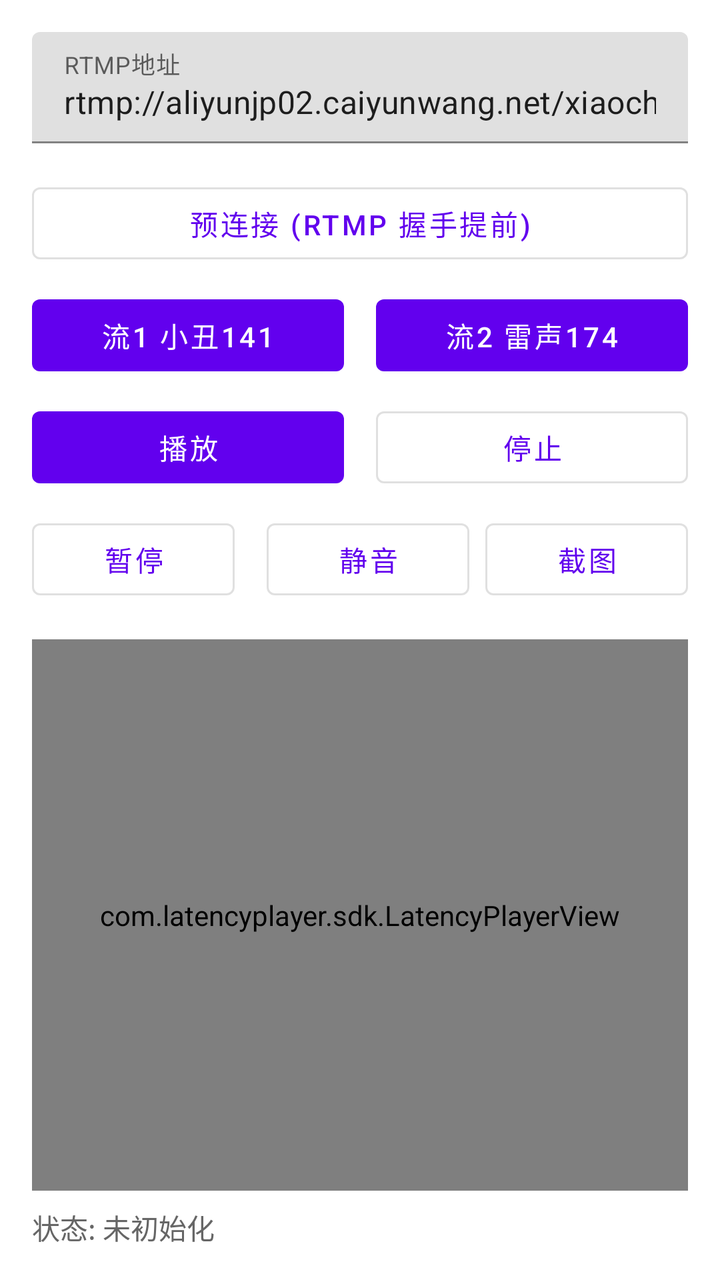
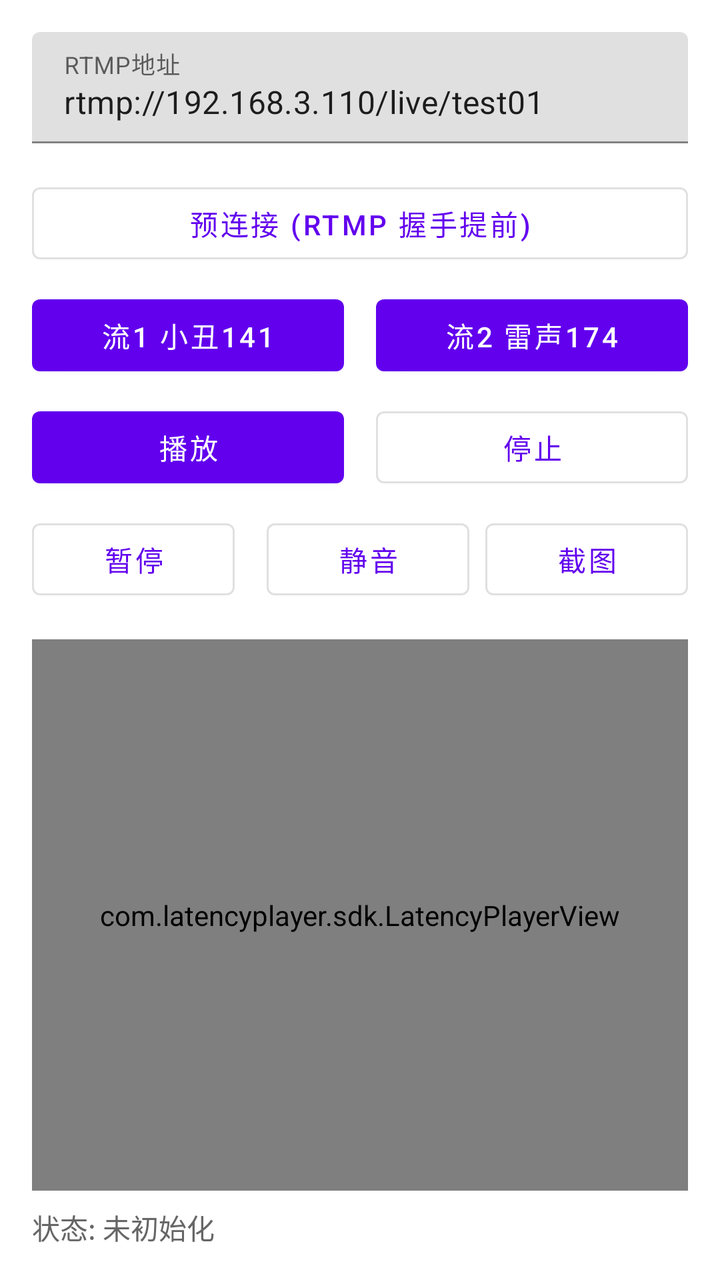

Compare the two renders of this Android layout. The source of the first and the diff that turns it into the second are given below.
<!-- AndroidManifest.xml: application theme Theme.MaterialComponents.Light.NoActionBar -->
<!-- res/layout/activity_main.xml -->
<?xml version="1.0" encoding="utf-8"?>
<LinearLayout xmlns:android="http://schemas.android.com/apk/res/android"
    android:layout_width="match_parent"
    android:layout_height="match_parent"
    android:orientation="vertical"
    android:padding="16dp">

    
    <com.google.android.material.textfield.TextInputLayout
        android:layout_width="match_parent"
        android:layout_height="wrap_content"
        android:hint="RTMP地址">

        <com.google.android.material.textfield.TextInputEditText
            android:id="@+id/et_url"
            android:layout_width="match_parent"
            android:layout_height="wrap_content"
            android:text="rtmp://aliyunjp02.caiyunwang.net/xiaochou/141?auth_key=1782553361-0-0-a1c430ba36349758563f81bb0a126ce5"
            android:inputType="textUri"
            android:singleLine="true" />

    </com.google.android.material.textfield.TextInputLayout>

    <View
        android:layout_width="match_parent"
        android:layout_height="16dp" />

    
    <com.google.android.material.button.MaterialButton
        android:id="@+id/btn_preconnect"
        android:layout_width="match_parent"
        android:layout_height="wrap_content"
        android:text="预连接 (RTMP 握手提前)"
        style="@style/Widget.MaterialComponents.Button.OutlinedButton" />

    <View
        android:layout_width="match_parent"
        android:layout_height="8dp" />

    
    <LinearLayout
        android:layout_width="match_parent"
        android:layout_height="wrap_content"
        android:orientation="horizontal"
        android:gravity="center">

        <com.google.android.material.button.MaterialButton
            android:id="@+id/btn_stream1"
            android:layout_width="0dp"
            android:layout_weight="1"
            android:layout_height="wrap_content"
            android:text="流1 小丑141"
            android:layout_marginEnd="8dp" />

        <com.google.android.material.button.MaterialButton
            android:id="@+id/btn_stream2"
            android:layout_width="0dp"
            android:layout_weight="1"
            android:layout_height="wrap_content"
            android:text="流2 雷声174"
            android:layout_marginStart="8dp" />

    </LinearLayout>

    <View
        android:layout_width="match_parent"
        android:layout_height="8dp" />

    
    <LinearLayout
        android:layout_width="match_parent"
        android:layout_height="wrap_content"
        android:orientation="horizontal"
        android:gravity="center">

        <com.google.android.material.button.MaterialButton
            android:id="@+id/btn_play"
            android:layout_width="0dp"
            android:layout_weight="1"
            android:layout_height="wrap_content"
            android:text="播放"
            android:layout_marginEnd="8dp" />

        <com.google.android.material.button.MaterialButton
            android:id="@+id/btn_stop"
            android:layout_width="0dp"
            android:layout_weight="1"
            android:layout_height="wrap_content"
            android:text="停止"
            android:layout_marginStart="8dp"
            style="@style/Widget.MaterialComponents.Button.OutlinedButton" />

    </LinearLayout>

    <View
        android:layout_width="match_parent"
        android:layout_height="8dp" />

    <LinearLayout
        android:layout_width="match_parent"
        android:layout_height="wrap_content"
        android:orientation="horizontal"
        android:gravity="center">

        <com.google.android.material.button.MaterialButton
            android:id="@+id/btn_pause"
            android:layout_width="0dp"
            android:layout_weight="1"
            android:layout_height="wrap_content"
            android:text="暂停"
            android:layout_marginEnd="8dp"
            style="@style/Widget.MaterialComponents.Button.OutlinedButton" />

        <com.google.android.material.button.MaterialButton
            android:id="@+id/btn_mute"
            android:layout_width="0dp"
            android:layout_weight="1"
            android:layout_height="wrap_content"
            android:text="静音"
            android:layout_marginStart="8dp"
            style="@style/Widget.MaterialComponents.Button.OutlinedButton" />

        <com.google.android.material.button.MaterialButton
            android:id="@+id/btn_snapshot"
            android:layout_width="0dp"
            android:layout_weight="1"
            android:layout_height="wrap_content"
            android:text="截图"
            android:layout_marginStart="8dp"
            style="@style/Widget.MaterialComponents.Button.OutlinedButton" />

    </LinearLayout>

    <View
        android:layout_width="match_parent"
        android:layout_height="16dp" />

    
    <FrameLayout
        android:layout_width="match_parent"
        android:layout_height="0dp"
        android:layout_weight="1"
        android:background="#000000">

        <com.latencyplayer.sdk.LatencyPlayerView
            android:id="@+id/player_view"
            android:layout_width="match_parent"
            android:layout_height="match_parent" />

        
        <ImageView
            android:id="@+id/iv_freeze"
            android:layout_width="match_parent"
            android:layout_height="match_parent"
            android:scaleType="fitXY"
            android:visibility="gone" />

    </FrameLayout>

    <View
        android:layout_width="match_parent"
        android:layout_height="8dp" />

    
    <TextView
        android:id="@+id/tv_status"
        android:layout_width="match_parent"
        android:layout_height="wrap_content"
        android:text="状态: 未初始化"
        android:textSize="14sp"
        android:textColor="#666666" />

</LinearLayout>
<!-- resources referenced by this layout -->
<resources>

</resources>

<!-- the commit's change to res/layout/activity_main.xml (unified diff, before → after) -->
@@ -15,7 +15,7 @@
             android:id="@+id/et_url"
             android:layout_width="match_parent"
             android:layout_height="wrap_content"
-            android:text="rtmp://aliyunjp02.caiyunwang.net/xiaochou/141?auth_key=1782553361-0-0-a1c430ba36349758563f81bb0a126ce5"
+            android:text="rtmp://192.168.3.110/live/test01"
             android:inputType="textUri"
             android:singleLine="true" />
 
